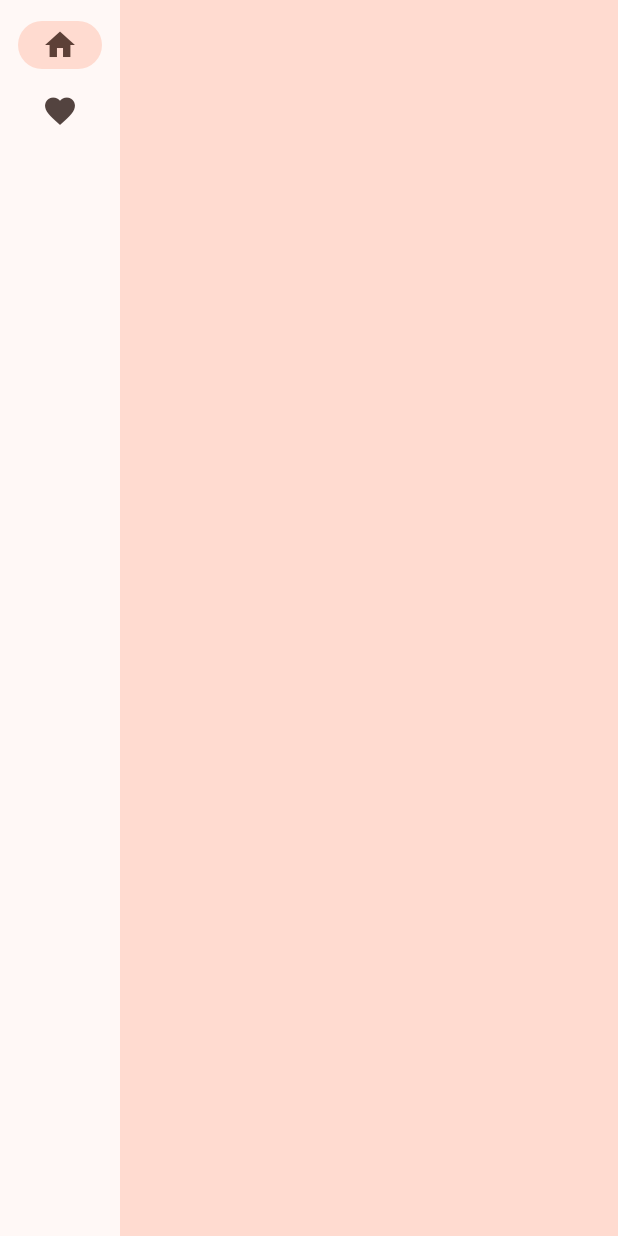
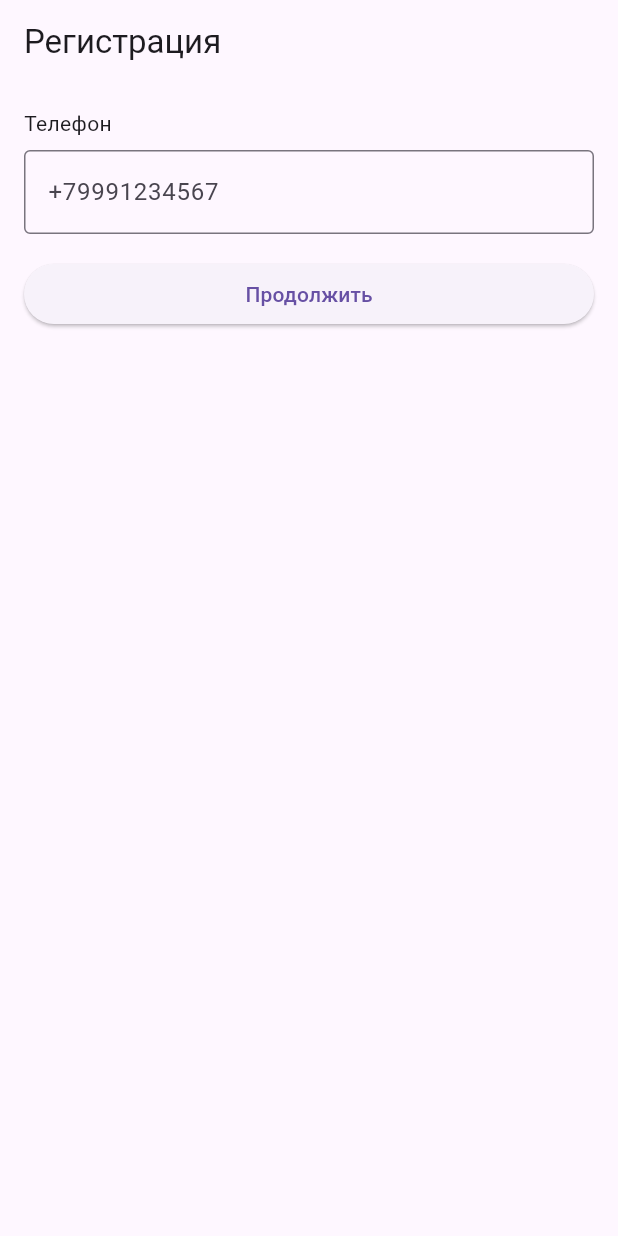
Before and after one commit to RealCyberwash/MaxKiller, a Flutter app: the screen it shows after launch, on a phone screen of 412 x 824 dp. Run offline on Flutter 3.47's test engine with Material 3 defaults, Android fonts, the phone set to English and light mode, and no system bars; our stand-ins replace flutter_bloc, freezed_annotation, get_it, go_router, injectable, logger and 1 more; missing offline and left inert: dart:ffi, pro_mpack; generated files the repository leaves out were written again; statements that could not run were skipped.

Commit message:
feat: test auth page

```diff
--- /dev/null
+++ b/lib/app/app.dart
@@ -0,0 +1,24 @@
+import 'package:flutter/material.dart';
+import 'package:flutter_bloc/flutter_bloc.dart';
+import 'package:max_killer/app/router.dart';
+import 'package:max_killer/features/auth/domain/auth_repository.dart';
+
+import 'di.dart';
+
+///
+class MaxKillerApp extends StatelessWidget {
+  ///
+  const MaxKillerApp({super.key});
+
+  @override
+  Widget build(BuildContext context) {
+    return RepositoryProvider<AuthRepository>.value(
+      value: di<AuthRepository>(),
+      child: MaterialApp.router(
+        debugShowCheckedModeBanner: false,
+        routerConfig: appRouter,
+        theme: ThemeData(useMaterial3: true),
+      ),
+    );
+  }
+}
--- /dev/null
+++ b/lib/app/router.dart
@@ -0,0 +1,10 @@
+import 'package:go_router/go_router.dart';
+import 'package:max_killer/features/auth/presentation/register/register.page.dart';
+
+///
+final appRouter = GoRouter(
+  initialLocation: '/auth/register',
+  routes: [
+    GoRoute(path: '/auth/register', builder: (_, __) => const RegisterPage()),
+  ],
+);
--- /dev/null
+++ b/lib/features/auth/presentation/register/register.cubit.dart
@@ -0,0 +1,22 @@
+import 'package:flutter_bloc/flutter_bloc.dart';
+import 'package:max_killer/features/auth/domain/auth_repository.dart';
+
+import 'register.state.dart';
+
+///
+class RegisterCubit extends Cubit<RegisterState> {
+  ///
+  RegisterCubit(this._auth) : super(const RegisterState());
+
+  final AuthRepository _auth;
+
+  ///
+  void onPhoneChanged(String v) => emit(state.copyWith(phone: v));
+
+  ///
+  Future<void> submit() async {
+    print(state.phone);
+    final result = await _auth.startAuth(phone: state.phone);
+    print(result);
+  }
+}
--- /dev/null
+++ b/lib/features/auth/presentation/register/register.page.dart
@@ -0,0 +1,73 @@
+import 'package:flutter/material.dart';
+import 'package:flutter_bloc/flutter_bloc.dart';
+import 'package:max_killer/features/auth/domain/auth_repository.dart';
+import 'package:max_killer/features/auth/presentation/register/register.cubit.dart';
+import 'package:max_killer/features/auth/presentation/register/register.state.dart';
+
+///
+class RegisterPage extends StatelessWidget {
+  ///
+  const RegisterPage({super.key});
+
+  @override
+  Widget build(BuildContext context) {
+    return BlocProvider(
+      create: (_) => RegisterCubit(context.read<AuthRepository>()),
+      child: const _RegisterView(),
+    );
+  }
+}
+
+class _RegisterView extends StatefulWidget {
+  const _RegisterView();
+
+  @override
+  State<_RegisterView> createState() => _RegisterViewState();
+}
+
+class _RegisterViewState extends State<_RegisterView> {
+  final _controller = TextEditingController();
+
+  @override
+  void dispose() {
+    _controller.dispose();
+    super.dispose();
+  }
+
+  @override
+  Widget build(BuildContext context) {
+    final cubit = context.read<RegisterCubit>();
+
+    return Scaffold(
+      appBar: AppBar(title: const Text('Регистрация')),
+      body: Padding(
+        padding: const EdgeInsets.all(16),
+        child: BlocBuilder<RegisterCubit, RegisterState>(
+          builder: (context, state) {
+            return Column(
+              crossAxisAlignment: CrossAxisAlignment.stretch,
+              children: [
+                const Text('Телефон'),
+                const SizedBox(height: 8),
+                TextField(
+                  controller: _controller,
+                  keyboardType: TextInputType.phone,
+                  onChanged: cubit.onPhoneChanged,
+                  decoration: const InputDecoration(
+                    border: OutlineInputBorder(),
+                    hintText: '+79991234567',
+                  ),
+                ),
+                const SizedBox(height: 16),
+                ElevatedButton(
+                  onPressed: () => cubit.submit(),
+                  child: const Text('Продолжить'),
+                ),
+              ],
+            );
+          },
+        ),
+      ),
+    );
+  }
+}
--- /dev/null
+++ b/lib/features/auth/presentation/register/register.state.dart
@@ -0,0 +1,13 @@
+import 'package:freezed_annotation/freezed_annotation.dart';
+
+part 'register.state.freezed.dart';
+
+///
+@freezed
+abstract class RegisterState with _$RegisterState {
+  ///
+  const factory RegisterState({
+    @Default('') String phone,
+    @Default(false) bool isLoading,
+  }) = _RegisterState;
+}
--- a/lib/main.dart
+++ b/lib/main.dart
@@ -1,74 +1,12 @@
 import 'package:flutter/material.dart';
+import 'package:max_killer/app/app.dart';
+import 'package:max_killer/app/di.dart';
+import 'package:max_killer/shared/core/network/hlamtam/client.dart';
+import 'package:max_killer/shared/core/network/hlamtam/constants.dart';
 
-void main() {
-  runApp(const MyApp());
+Future<void> main() async {
+  WidgetsFlutterBinding.ensureInitialized();
+  await setupDI();
+  await di<HlamTamClient>().connect(HlamTamDomain.tg, HlamTamTcp.port);
+  runApp(const MaxKillerApp());
 }
-
-class MyApp extends StatelessWidget {
-  const MyApp({super.key});
-
-  @override
-  Widget build(BuildContext context) {
-    return MaterialApp(
-      title: 'Namer App',
-      theme: ThemeData(
-        colorScheme: ColorScheme.fromSeed(seedColor: Colors.deepOrangeAccent),
-      ),
-      home: MyHomePage(),
-    );
-  }
-}
-
-class MyAppState extends ChangeNotifier {}
-
-// ...
-
-class MyHomePage extends StatefulWidget {
-  @override
-  State<StatefulWidget> createState() => _MyHomePageState();
-}
-
-class _MyHomePageState extends State<MyHomePage> {
-  var selectedIndex = 0;
-
-  @override
-  Widget build(BuildContext context) {
-    return LayoutBuilder(
-      builder: (context, constraints) {
-        return Scaffold(
-          body: Row(
-            children: [
-              SafeArea(
-                child: NavigationRail(
-                  extended: constraints.maxWidth > 600,
-                  destinations: const [
-                    NavigationRailDestination(
-                      icon: Icon(Icons.home),
-                      label: Text('Home'),
-                    ),
-                    NavigationRailDestination(
-                      icon: Icon(Icons.favorite),
-                      label: Text('Favorites'),
-                    ),
-                  ],
-                  selectedIndex: selectedIndex,
-                  onDestinationSelected: (value) {
-                    // ↓ Replace print with this.
-                    setState(() {
-                      selectedIndex = value;
-                    });
-                  },
-                ),
-              ),
-              Expanded(
-                child: Container(
-                  color: Theme.of(context).colorScheme.primaryContainer,
-                ),
-              ),
-            ],
-          ),
-        );
-      },
-    );
-  }
-}
--- a/lib/shared/core/network/hlamtam/operations/auth/auth_request/operation.rev1.dart
+++ b/lib/shared/core/network/hlamtam/operations/auth/auth_request/operation.rev1.dart
@@ -23,7 +23,7 @@ class AuthRequestOperationRev1
 
   @override
   AuthRequestResponseRev1 fromPayload(Map<String, dynamic> map) =>
-      AuthRequestResponseRev1.fromMap(map);
+      AuthRequestResponseRev1.fromJson(map);
 
   @override
   bool supports(int protocolVersion) => protocolVersion >= 10;
--- a/lib/shared/core/network/hlamtam/operations/auth/auth_request/response.rev1.dart
+++ b/lib/shared/core/network/hlamtam/operations/auth/auth_request/response.rev1.dart
@@ -20,6 +20,6 @@ abstract class AuthRequestResponseRev1
   }) = _AuthRequestResponseRev1;
 
   ///
-  factory AuthRequestResponseRev1.fromMap(Map<String, dynamic> map) =>
-      _$AuthRequestResponseRev1FromJson(map);
+  factory AuthRequestResponseRev1.fromJson(Map<String, dynamic> json) =>
+      _$AuthRequestResponseRev1FromJson(json);
 }
--- a/pubspec.yaml
+++ b/pubspec.yaml
@@ -17,6 +17,8 @@ dependencies:
   logger: ^2.6.1
   freezed_annotation: ^3.1.0
   json_annotation: ^4.9.0
+  flutter_bloc: ^9.1.1
+  go_router: ^16.2.1
 
 dev_dependencies:
   flutter_test:
```
Also changed, not shown: lib/app/di.dart (+32 -0 lines), lib/features/auth/presentation/register/index.dart (added).
